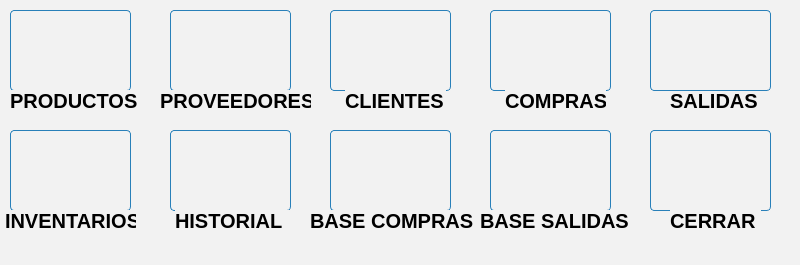
Qt form Inventario de almacen/ui/PANEL.ui (CodeDrTech/DevelopPython) before a commit.
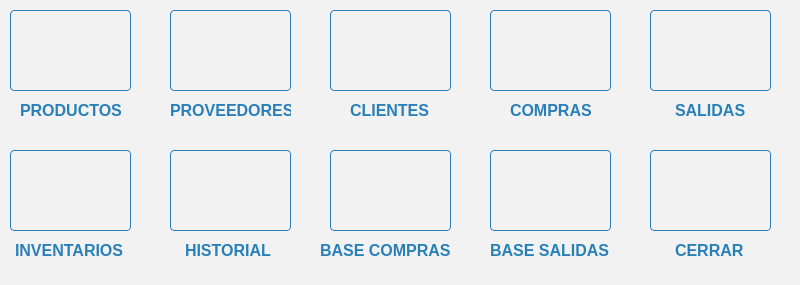
The same form after that commit. Icons and pictures are not drawn.

```diff
--- a/Inventario de almacen/ui/PANEL.ui
+++ b/Inventario de almacen/ui/PANEL.ui
@@ -7,7 +7,7 @@
     <x>0</x>
     <y>0</y>
     <width>800</width>
-    <height>265</height>
+    <height>285</height>
    </rect>
   </property>
   <property name="windowTitle">
@@ -212,7 +212,7 @@
     <property name="geometry">
      <rect>
       <x>10</x>
-      <y>130</y>
+      <y>150</y>
       <width>121</width>
       <height>81</height>
      </rect>
@@ -259,7 +259,7 @@
     <property name="geometry">
      <rect>
       <x>170</x>
-      <y>130</y>
+      <y>150</y>
       <width>121</width>
       <height>81</height>
      </rect>
@@ -306,7 +306,7 @@
     <property name="geometry">
      <rect>
       <x>330</x>
-      <y>130</y>
+      <y>150</y>
       <width>121</width>
       <height>81</height>
      </rect>
@@ -353,7 +353,7 @@
     <property name="geometry">
      <rect>
       <x>490</x>
-      <y>130</y>
+      <y>150</y>
       <width>121</width>
       <height>81</height>
      </rect>
@@ -399,19 +399,31 @@
    <widget class="QLabel" name="label">
     <property name="geometry">
      <rect>
-      <x>10</x>
-      <y>90</y>
-      <width>131</width>
+      <x>20</x>
+      <y>100</y>
+      <width>111</width>
       <height>21</height>
      </rect>
     </property>
     <property name="font">
      <font>
-      <pointsize>15</pointsize>
+      <pointsize>-1</pointsize>
       <weight>75</weight>
       <bold>true</bold>
      </font>
     </property>
+    <property name="styleSheet">
+     <string notr="true">QWidget {
+    background-color: #f2f2f2;
+}
+
+QLabel {
+    color: #2980b9;
+    font-size: 16px;
+    font-weight: bold;
+}
+</string>
+    </property>
     <property name="text">
      <string>PRODUCTOS</string>
     </property>
@@ -419,19 +431,31 @@
    <widget class="QLabel" name="label_2">
     <property name="geometry">
      <rect>
-      <x>160</x>
-      <y>90</y>
-      <width>151</width>
+      <x>170</x>
+      <y>100</y>
+      <width>121</width>
       <height>21</height>
      </rect>
     </property>
     <property name="font">
      <font>
-      <pointsize>15</pointsize>
+      <pointsize>-1</pointsize>
       <weight>75</weight>
       <bold>true</bold>
      </font>
     </property>
+    <property name="styleSheet">
+     <string notr="true">QWidget {
+    background-color: #f2f2f2;
+}
+
+QLabel {
+    color: #2980b9;
+    font-size: 16px;
+    font-weight: bold;
+}
+</string>
+    </property>
     <property name="text">
      <string>PROVEEDORES</string>
     </property>
@@ -439,19 +463,31 @@
    <widget class="QLabel" name="label_3">
     <property name="geometry">
      <rect>
-      <x>345</x>
-      <y>90</y>
-      <width>101</width>
+      <x>350</x>
+      <y>100</y>
+      <width>81</width>
       <height>21</height>
      </rect>
     </property>
     <property name="font">
      <font>
-      <pointsize>15</pointsize>
+      <pointsize>-1</pointsize>
       <weight>75</weight>
       <bold>true</bold>
      </font>
     </property>
+    <property name="styleSheet">
+     <string notr="true">QWidget {
+    background-color: #f2f2f2;
+}
+
+QLabel {
+    color: #2980b9;
+    font-size: 16px;
+    font-weight: bold;
+}
+</string>
+    </property>
     <property name="text">
      <string>CLIENTES</string>
     </property>
@@ -459,19 +495,31 @@
    <widget class="QLabel" name="label_4">
     <property name="geometry">
      <rect>
-      <x>505</x>
-      <y>90</y>
-      <width>101</width>
+      <x>510</x>
+      <y>100</y>
+      <width>81</width>
       <height>21</height>
      </rect>
     </property>
     <property name="font">
      <font>
-      <pointsize>15</pointsize>
+      <pointsize>-1</pointsize>
       <weight>75</weight>
       <bold>true</bold>
      </font>
     </property>
+    <property name="styleSheet">
+     <string notr="true">QWidget {
+    background-color: #f2f2f2;
+}
+
+QLabel {
+    color: #2980b9;
+    font-size: 16px;
+    font-weight: bold;
+}
+</string>
+    </property>
     <property name="text">
      <string>COMPRAS</string>
     </property>
@@ -479,19 +527,31 @@
    <widget class="QLabel" name="label_5">
     <property name="geometry">
      <rect>
-      <x>670</x>
-      <y>90</y>
-      <width>91</width>
+      <x>675</x>
+      <y>100</y>
+      <width>71</width>
       <height>21</height>
      </rect>
     </property>
     <property name="font">
      <font>
-      <pointsize>15</pointsize>
+      <pointsize>-1</pointsize>
       <weight>75</weight>
       <bold>true</bold>
      </font>
     </property>
+    <property name="styleSheet">
+     <string notr="true">QWidget {
+    background-color: #f2f2f2;
+}
+
+QLabel {
+    color: #2980b9;
+    font-size: 16px;
+    font-weight: bold;
+}
+</string>
+    </property>
     <property name="text">
      <string>SALIDAS</string>
     </property>
@@ -499,19 +559,31 @@
    <widget class="QLabel" name="label_6">
     <property name="geometry">
      <rect>
-      <x>5</x>
-      <y>210</y>
+      <x>15</x>
+      <y>240</y>
       <width>131</width>
       <height>21</height>
      </rect>
     </property>
     <property name="font">
      <font>
-      <pointsize>15</pointsize>
+      <pointsize>-1</pointsize>
       <weight>75</weight>
       <bold>true</bold>
      </font>
     </property>
+    <property name="styleSheet">
+     <string notr="true">QWidget {
+    background-color: #f2f2f2;
+}
+
+QLabel {
+    color: #2980b9;
+    font-size: 16px;
+    font-weight: bold;
+}
+</string>
+    </property>
     <property name="text">
      <string>INVENTARIOS</string>
     </property>
@@ -519,19 +591,31 @@
    <widget class="QLabel" name="label_7">
     <property name="geometry">
      <rect>
-      <x>175</x>
-      <y>210</y>
-      <width>121</width>
+      <x>185</x>
+      <y>240</y>
+      <width>91</width>
       <height>21</height>
      </rect>
     </property>
     <property name="font">
      <font>
-      <pointsize>15</pointsize>
+      <pointsize>-1</pointsize>
       <weight>75</weight>
       <bold>true</bold>
      </font>
     </property>
+    <property name="styleSheet">
+     <string notr="true">QWidget {
+    background-color: #f2f2f2;
+}
+
+QLabel {
+    color: #2980b9;
+    font-size: 16px;
+    font-weight: bold;
+}
+</string>
+    </property>
     <property name="text">
      <string>HISTORIAL</string>
     </property>
@@ -539,19 +623,31 @@
    <widget class="QLabel" name="label_8">
     <property name="geometry">
      <rect>
-      <x>310</x>
-      <y>210</y>
-      <width>171</width>
+      <x>320</x>
+      <y>240</y>
+      <width>131</width>
       <height>21</height>
      </rect>
     </property>
     <property name="font">
      <font>
-      <pointsize>15</pointsize>
+      <pointsize>-1</pointsize>
       <weight>75</weight>
       <bold>true</bold>
      </font>
     </property>
+    <property name="styleSheet">
+     <string notr="true">QWidget {
+    background-color: #f2f2f2;
+}
+
+QLabel {
+    color: #2980b9;
+    font-size: 16px;
+    font-weight: bold;
+}
+</string>
+    </property>
     <property name="text">
      <string>BASE COMPRAS</string>
     </property>
@@ -559,19 +655,31 @@
    <widget class="QLabel" name="label_9">
     <property name="geometry">
      <rect>
-      <x>480</x>
-      <y>210</y>
-      <width>151</width>
+      <x>490</x>
+      <y>240</y>
+      <width>121</width>
       <height>21</height>
      </rect>
     </property>
     <property name="font">
      <font>
-      <pointsize>15</pointsize>
+      <pointsize>-1</pointsize>
       <weight>75</weight>
       <bold>true</bold>
      </font>
     </property>
+    <property name="styleSheet">
+     <string notr="true">QWidget {
+    background-color: #f2f2f2;
+}
+
+QLabel {
+    color: #2980b9;
+    font-size: 16px;
+    font-weight: bold;
+}
+</string>
+    </property>
     <property name="text">
      <string>BASE SALIDAS</string>
     </property>
@@ -627,7 +735,7 @@
     <property name="geometry">
      <rect>
       <x>650</x>
-      <y>130</y>
+      <y>150</y>
       <width>121</width>
       <height>81</height>
      </rect>
@@ -676,19 +784,31 @@
    <widget class="QLabel" name="label_10">
     <property name="geometry">
      <rect>
-      <x>670</x>
-      <y>210</y>
-      <width>91</width>
+      <x>675</x>
+      <y>240</y>
+      <width>71</width>
       <height>21</height>
      </rect>
     </property>
     <property name="font">
      <font>
-      <pointsize>15</pointsize>
+      <pointsize>-1</pointsize>
       <weight>75</weight>
       <bold>true</bold>
      </font>
     </property>
+    <property name="styleSheet">
+     <string notr="true">QWidget {
+    background-color: #f2f2f2;
+}
+
+QLabel {
+    color: #2980b9;
+    font-size: 16px;
+    font-weight: bold;
+}
+</string>
+    </property>
     <property name="text">
      <string>CERRAR</string>
     </property>
```
Left out of the diff: 2 changed lines with no effect on the pictures.
